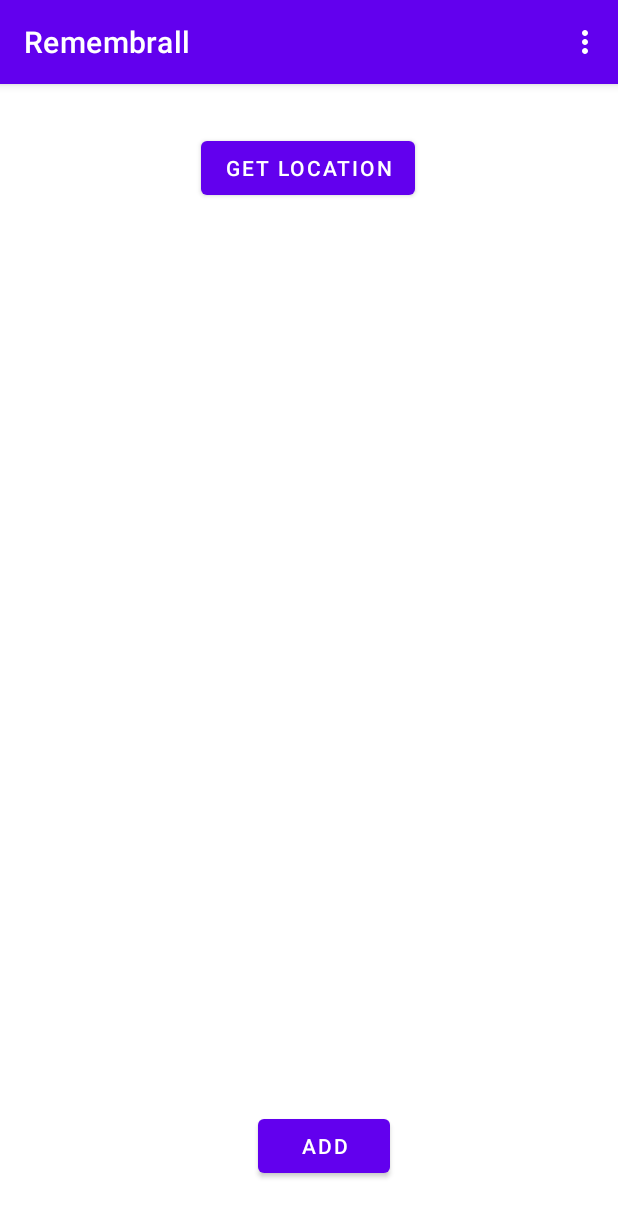
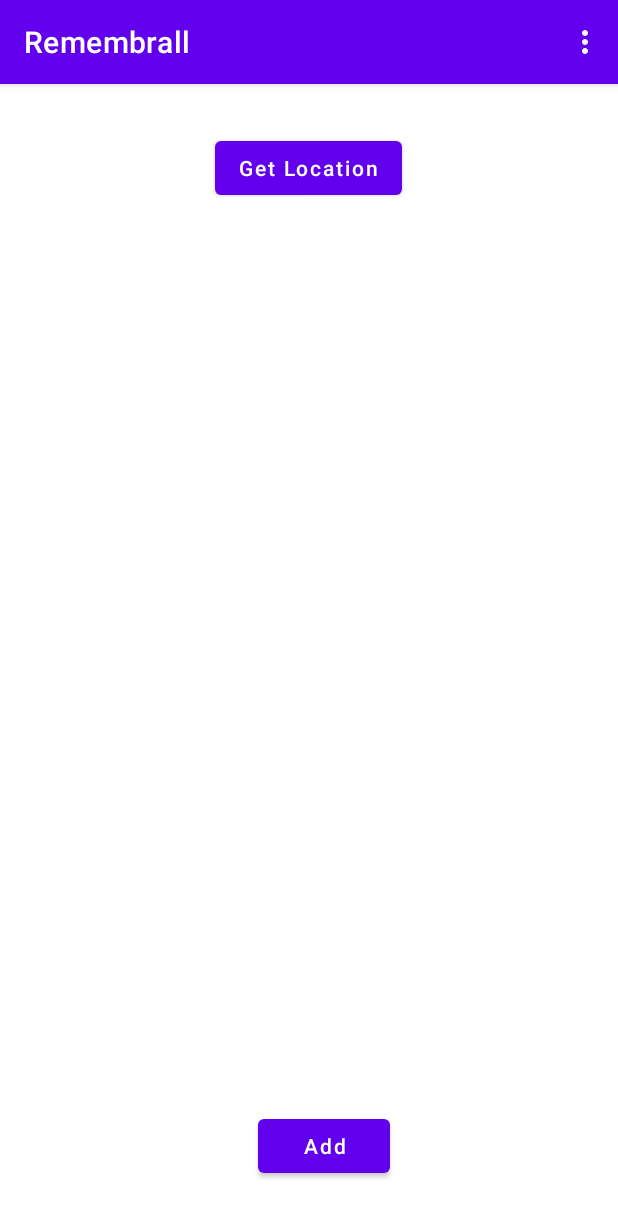
Before and after one commit to lhajabi/Remembrall, an Android app: the screen it shows after launch (MainActivity), on a phone screen of 412 x 824 dp. Shown: the top 1217 px of the screen. Run offline under Robolectric (Android 15) with nearby library versions, the phone set to English and light mode, and no system bars.

```diff
--- a/app/src/main/java/com/example/remembrall/AddActivity.kt
+++ b/app/src/main/java/com/example/remembrall/AddActivity.kt
@@ -5,9 +5,7 @@ import android.widget.Button
 import android.widget.EditText
 import androidx.appcompat.app.AppCompatActivity
 
-
 class AddActivity : AppCompatActivity() {
-
     override fun onCreate(savedInstanceState: Bundle?) {
         super.onCreate(savedInstanceState)
         setContentView(R.layout.activity_add)
@@ -17,8 +15,8 @@ class AddActivity : AppCompatActivity() {
         addButton.setOnClickListener {
             val myDB = MyDatabaseHelper(this)
             myDB.addErrand(
-                errand.text.toString(),
-                description.text.toString(),
+                errand.text.toString().trim(),
+                description.text.toString().trim(),
             )
         }
     }
--- a/app/src/main/java/com/example/remembrall/MainActivity.kt
+++ b/app/src/main/java/com/example/remembrall/MainActivity.kt
@@ -1,5 +1,4 @@
 package com.example.remembrall
-import android.annotation.SuppressLint
 import android.content.Intent
 import android.os.Bundle
 import android.view.Menu
@@ -10,7 +9,6 @@ import androidx.appcompat.app.AppCompatActivity
 import androidx.recyclerview.widget.LinearLayoutManager
 import androidx.recyclerview.widget.RecyclerView
 
-@Suppress("DEPRECATION")
 class MainActivity : AppCompatActivity() {
     private lateinit var myDB: MyDatabaseHelper
     var id: ArrayList<String>? = null
@@ -19,7 +17,6 @@ class MainActivity : AppCompatActivity() {
     private lateinit var customAdapter: CustomAdapter
     private lateinit var addButton: Button
 
-    @SuppressLint("MissingInflatedId")
     override fun onCreate(savedInstanceState: Bundle?) {
         super.onCreate(savedInstanceState)
         setContentView(R.layout.activity_main)
@@ -29,7 +26,7 @@ class MainActivity : AppCompatActivity() {
         val buttonLoc: Button= findViewById (R.id.button)
         addButton = findViewById(R.id.add_button)
         addButton.setOnClickListener {
-            val add = Intent(this, AddActivity::class.java)
+            val add=Intent(this,AddActivity::class.java)
             startActivity(add)
         }
         buttonLoc.setOnClickListener{
@@ -50,7 +47,6 @@ class MainActivity : AppCompatActivity() {
     }
 
 
-    @Deprecated("Deprecated in Java")
     override fun onActivityResult(requestCode: Int, resultCode: Int, data: Intent?) {
         super.onActivityResult(requestCode, resultCode, data)
         if (requestCode == 1) {
--- a/app/src/main/java/com/example/remembrall/MyDatabaseHelper.kt
+++ b/app/src/main/java/com/example/remembrall/MyDatabaseHelper.kt
@@ -50,7 +50,7 @@ class MyDatabaseHelper(private val context: Context) :
         val cv = ContentValues()
         cv.put(COLUMN_ERRAND, errand)
         cv.put(COLUMN_DESC, description)
-        val result = db.update(TABLE_NAME, cv, "_id=?", arrayOf(row_id)).toLong()
+        val result = db.update(TABLE_NAME, cv, "id=?", arrayOf(row_id)).toLong()
         if (result == -1L) {
             Toast.makeText(context, "Failed", Toast.LENGTH_SHORT).show()
         } else {
@@ -60,7 +60,7 @@ class MyDatabaseHelper(private val context: Context) :
 
     fun deleteOneRow(row_id: String) {
         val db = this.writableDatabase
-        val result = db.delete(TABLE_NAME, "_id=?", arrayOf(row_id)).toLong()
+        val result = db.delete(TABLE_NAME, "id=?", arrayOf(row_id)).toLong()
         if (result == -1L) {
             Toast.makeText(context, "Failed to Delete.", Toast.LENGTH_SHORT).show()
         } else {
--- a/app/src/main/res/drawable/ic_add.xml
+++ /dev/null
@@ -1,5 +0,0 @@
-<vector android:height="24dp" android:tint="#FFFFFF"
-    android:viewportHeight="24.0" android:viewportWidth="24.0"
-    android:width="24dp" xmlns:android="http://schemas.android.com/apk/res/android">
-    <path android:fillColor="#FF000000" android:pathData="M19,13h-6v6h-2v-6H5v-2h6V5h2v6h6v2z"/>
-</vector>
--- a/app/src/main/res/drawable/ic_delete.xml
+++ /dev/null
@@ -1,5 +0,0 @@
-<vector android:height="24dp" android:tint="#FFFFFF"
-    android:viewportHeight="24.0" android:viewportWidth="24.0"
-    android:width="24dp" xmlns:android="http://schemas.android.com/apk/res/android">
-    <path android:fillColor="#FF000000" android:pathData="M6,19c0,1.1 0.9,2 2,2h8c1.1,0 2,-0.9 2,-2V7H6v12zM19,4h-3.5l-1,-1h-5l-1,1H5v2h14V4z"/>
-</vector>
--- a/app/src/main/res/layout/activity_main.xml
+++ b/app/src/main/res/layout/activity_main.xml
@@ -12,7 +12,8 @@
         android:layout_width="wrap_content"
         android:layout_height="wrap_content"
         android:layout_marginTop="32dp"
-        android:text="Get location"
+        android:textAllCaps="false"
+        android:text="Get Location"
         app:layout_constraintEnd_toEndOf="parent"
         app:layout_constraintHorizontal_bias="0.498"
         app:layout_constraintStart_toStartOf="parent"
@@ -37,6 +38,7 @@
         android:layout_height="wrap_content"
         android:layout_marginEnd="152dp"
         android:layout_marginBottom="36dp"
+        android:textAllCaps="false"
         app:layout_constraintBottom_toBottomOf="parent"
         app:layout_constraintEnd_toEndOf="parent" />
 
--- a/app/src/main/res/menu/my_menu.xml
+++ b/app/src/main/res/menu/my_menu.xml
@@ -5,7 +5,6 @@
     <item
         android:id="@+id/delete_all"
         android:title="Delete All"
-        android:icon="@drawable/ic_delete"
         app:showAsAction="never"/>
 
 </menu>
--- a/app/src/main/res/values/colors.xml
+++ b/app/src/main/res/values/colors.xml
@@ -7,5 +7,8 @@
     <color name="teal_700">#FF018786</color>
     <color name="black">#FF000000</color>
     <color name="white">#FFFFFFFF</color>
+    <color name="colorPrimary">#7e57c2</color>
+    <color name="colorPrimaryDark">#4d2c91</color>
+    <color name="colorAccent">#b085f5</color>
     <color name="red">#E94252</color>
 </resources>
```
Also changed, not shown: app/src/main/AndroidManifest.xml (+11 -2 lines), app/src/main/java/com/example/remembrall/CustomAdapter.kt (+20 -13 lines), app/src/main/java/com/example/remembrall/SecondActivity.kt (+3 -7 lines), app/src/main/res/drawable/ic_empty.xml (deleted, +0 -9 lines), app/src/main/res/values/styles.xml (added, +11 -0 lines).
